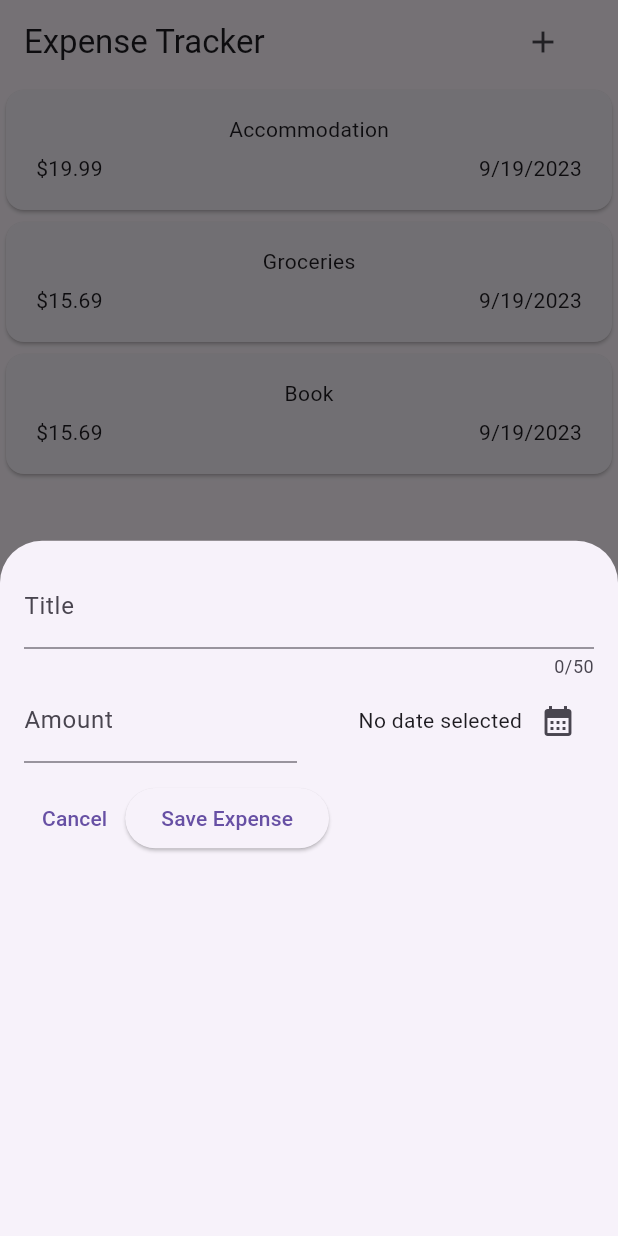
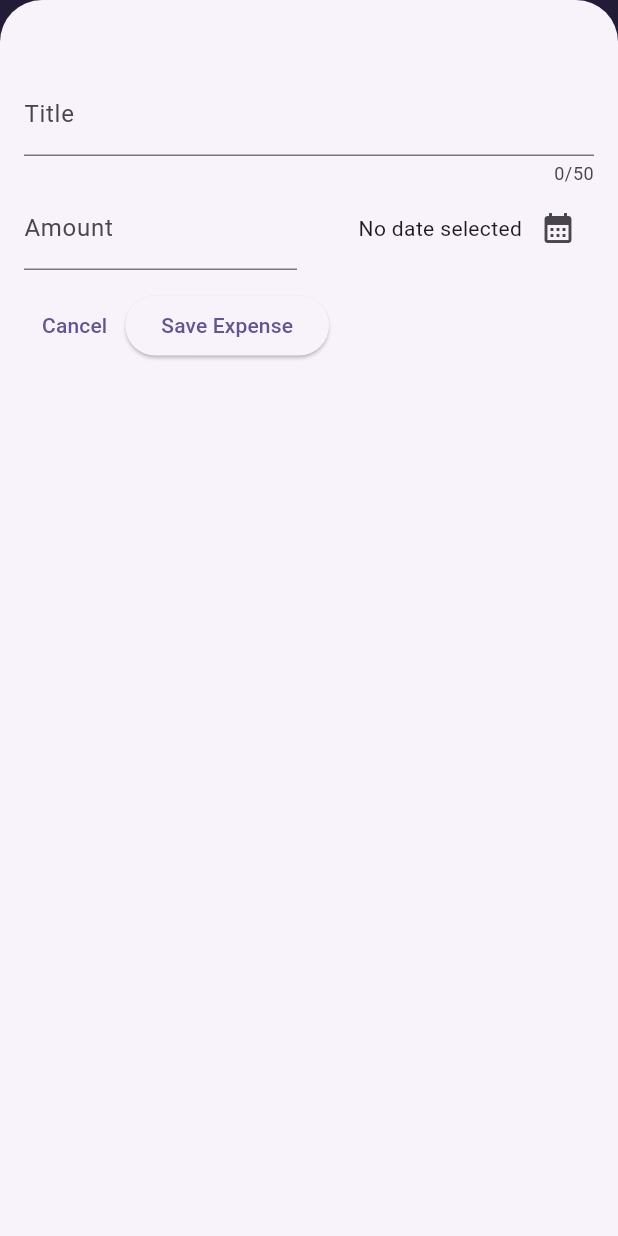
Before and after one commit to tundeloper/expense_tracker_dart, a Flutter app: the screen it shows after launch, after a tap on the "add" icon, on a phone screen of 412 x 824 dp. Run offline on Flutter 3.47's test engine with Material 2 defaults, Android fonts, the phone set to English and light mode, and no system bars.

Commit message:
app theme

```diff
--- a/lib/expense_item.dart
+++ b/lib/expense_item.dart
@@ -20,7 +20,7 @@ class ExpenseItem extends StatelessWidget {
             Row(
               children: [
                 Text('\$${expense.amount.toStringAsFixed(2)}'),
-                const Spacer(),
+                const Spacer(flex: 1),
                 Row(
                   children: [
                     Icon(categoryIcons[expense.category]),
--- a/lib/expenses.dart
+++ b/lib/expenses.dart
@@ -37,6 +37,7 @@ class _ExpensesState extends State<Expenses> {
 
   void _openAddExpenseOverlay() {
     showModalBottomSheet(
+      isScrollControlled: true,
       context: context,
       builder: (ctx) => const NewExpense(),
     );
--- a/lib/main.dart
+++ b/lib/main.dart
@@ -2,10 +2,18 @@ import 'package:flutter/material.dart';
 
 import 'package:expense_tracker/expenses.dart';
 
+final kColorScheme =
+    ColorScheme.fromSeed(seedColor: const Color.fromARGB(255, 96, 59, 181));
 void main() {
   runApp(
-     MaterialApp(
-      theme: ThemeData(useMaterial3: true),
+    MaterialApp(
+      theme: ThemeData(useMaterial3: true).copyWith(
+          useMaterial3: true,
+          colorScheme: kColorScheme,
+          appBarTheme: const AppBarTheme().copyWith(
+              backgroundColor: kColorScheme.onPrimaryContainer,
+              foregroundColor: kColorScheme.primaryContainer),
+          cardTheme: CardTheme(color: kColorScheme.onPrimaryContainer, margin: const EdgeInsets.symmetric(vertical: 8, horizontal: 16))),
       home: const Expenses(),
     ),
   );
--- a/lib/new_expense.dart
+++ b/lib/new_expense.dart
@@ -3,7 +3,9 @@ import 'package:flutter/material.dart';
 import 'package:expense_tracker/models/expense.dart';
 
 class NewExpense extends StatefulWidget {
-  const NewExpense({super.key, });
+  const NewExpense({
+    super.key,
+  });
   // final void Function(Expense expense) onAddExpense;
 
   @override
@@ -67,7 +69,7 @@ class _NewExpenseState extends State<NewExpense> {
   @override
   Widget build(BuildContext context) {
     return Padding(
-      padding: const EdgeInsets.all(16),
+      padding: const EdgeInsets.fromLTRB(16, 48, 16, 16),
       child: Column(
         children: [
           TextField(
```
